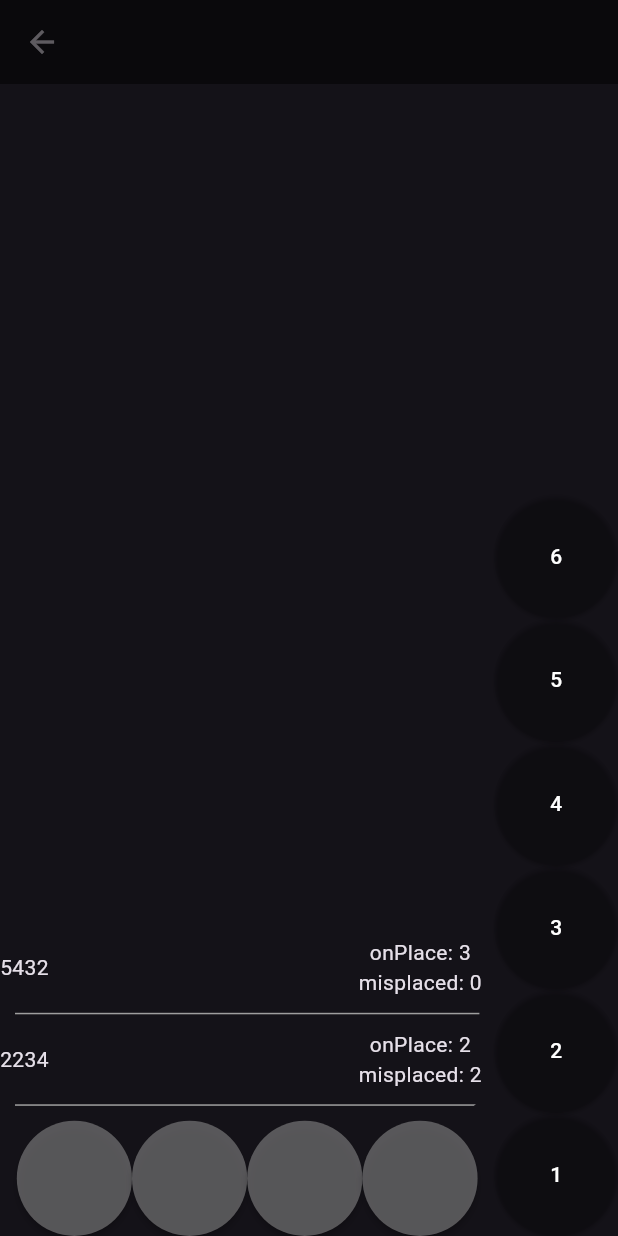
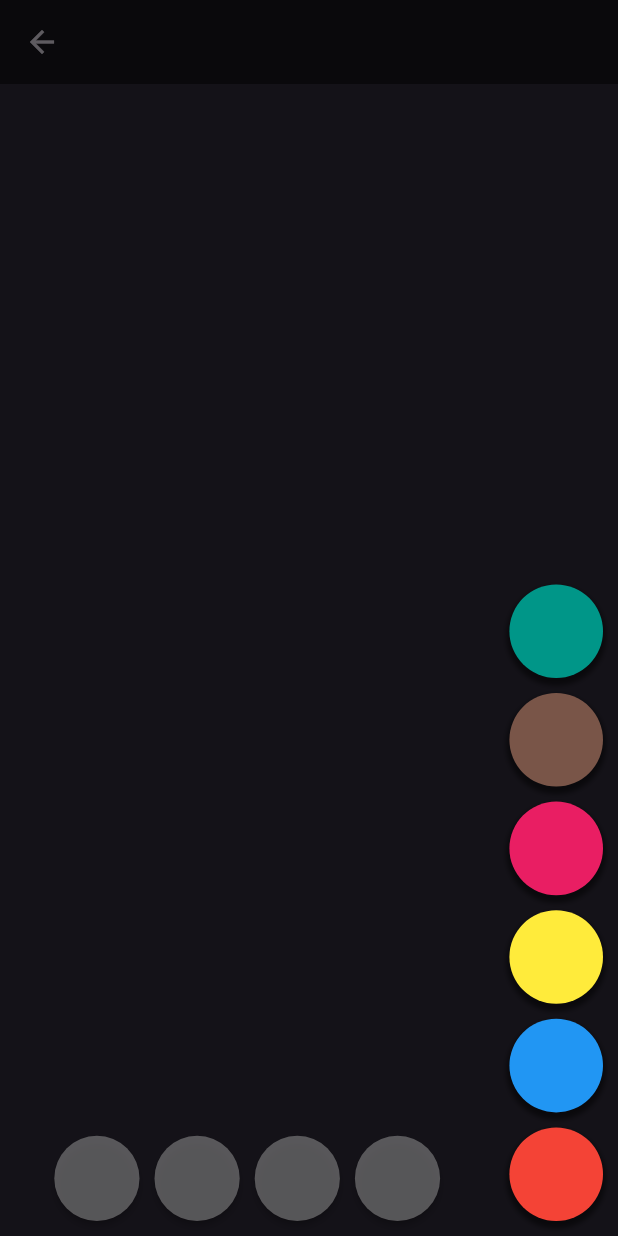
Before and after one commit to brubin25/mastermind-game, a Flutter app: the screen it shows after launch, on a phone screen of 412 x 824 dp. Run offline on Flutter 3.47's test engine with Material 3 defaults, Android fonts, the light colour scheme and no system bars.

Commit message:
basic functions complete, playable
Basic functions are complete, it's playable now.

```diff
--- a/lib/ui/screen/components/key_input.dart
+++ b/lib/ui/screen/components/key_input.dart
@@ -7,7 +7,7 @@ class KeyInput extends StatelessWidget {
   final OnPressFunc onPressed;
   final List<KeyInputType> children;
 
-  KeyInput({Key? key, required this.onPressed, required this.children});
+  const KeyInput({super.key, required this.onPressed, required this.children});
 
   @override
   Widget build(BuildContext context) {
@@ -18,20 +18,52 @@ class KeyInput extends StatelessWidget {
       itemCount: children.length,
       gridDelegate: SliverGridDelegateWithFixedCrossAxisCount(
         crossAxisCount: 1,
+        mainAxisSpacing: 10.0,
       ),
 
       itemBuilder: (BuildContext context, int index) {
         return ElevatedButton(
-          style: ElevatedButton.styleFrom(backgroundColor: Colors.transparent),
+          style: ElevatedButton.styleFrom(
+            backgroundColor: Colors.transparent,
+            shadowColor: Colors.transparent,
+            padding: EdgeInsets.all(0),
+          ),
           onPressed: () {
             onPressed(context, children[index]);
           },
-          child: Text(
-            children[index].value,
-            style: TextStyle(color: Colors.white),
-          ),
+          child: ElementButton(keyInputType: children[index]),
+          // child: Text(
+          //   children[index].value,
+          //   style: TextStyle(color: Colors.white),
+          // ),
         );
       },
     );
   }
 }
+
+class ElementButton extends StatelessWidget {
+  final KeyInputType keyInputType;
+
+  const ElementButton({super.key, required this.keyInputType});
+
+  @override
+  Widget build(BuildContext context) {
+    return Container(
+      width: 100,
+      height: 100,
+      decoration: BoxDecoration(
+        shape: BoxShape.circle,
+        boxShadow: [
+          BoxShadow(
+            color: Colors.black.withOpacity(0.5),
+            spreadRadius: 2,
+            blurRadius: 2,
+            offset: const Offset(0, 3),
+          ),
+        ],
+        color: colors[int.parse(keyInputType.value) - 1],
+      ),
+    );
+  }
+}
--- a/lib/ui/screen/game.dart
+++ b/lib/ui/screen/game.dart
@@ -1,6 +1,7 @@
 import 'package:flutter/material.dart';
 import 'package:mastermind_game/models/game.dart';
 import 'package:mastermind_game/ui/screen/components/key_input.dart';
+import 'dart:math';
 
 typedef OnDeleteFunc = void Function(BuildContext context, int index);
 
@@ -47,9 +48,7 @@ class _GameScreenState extends State<GameScreen> {
 
     buttons = createKeyInputTypeList(6);
     secretCodeLength = 4;
-    input = List.filled(secretCodeLength, null);
-
-    secretCode = generateRandomString(secretCodeLength);
+    handleReset();
   }
 
   @override
@@ -72,7 +71,12 @@ class _GameScreenState extends State<GameScreen> {
       flex: 2,
       child: Column(
         mainAxisAlignment: MainAxisAlignment.end,
-        children: [KeyInput(onPressed: handleOnPressed, children: buttons)],
+        children: [
+          Container(
+            margin: EdgeInsets.all(10.0),
+            child: KeyInput(onPressed: handleOnPressed, children: buttons),
+          ),
+        ],
       ),
     );
   }
@@ -96,18 +100,43 @@ class _GameScreenState extends State<GameScreen> {
           ),
           Expanded(
             flex: gameState == GameState.playing ? 1 : 2,
-            child:
-                (gameState == GameState.playing
-                    ? InputComponent(input: input, onDelete: handleOnDelete)
-                    : WinComponent(answers: answers, onReset: handleReset)),
+            child: Container(
+              padding: EdgeInsets.only(
+                top: 10.0,
+                bottom: 10.0,
+                left: 5.0,
+                right: 5.0,
+              ),
+              child:
+                  (gameState == GameState.playing
+                      ? InputComponent(input: input, onDelete: handleOnDelete)
+                      : WinComponent(answers: answers, onReset: handleReset)),
+            ),
           ),
         ],
       ),
     );
   }
 
-  String generateRandomString(int secretCodeLength) {
-    return '1234'; // Placeholder for the secret code generation logic
+  String generateRandomString(int secretCodeLength, bool repeatNumber) {
+    var list = buttons.map((e) => e.value).toList();
+    // remove duplicates
+    if (!repeatNumber) {
+      list.shuffle();
+      var sc = list.sublist(0, secretCodeLength).join();
+      print('Secret code: $sc');
+      return sc;
+    }
+
+    var random = Random();
+    var sb = StringBuffer();
+
+    for (var i = 0; i < secretCodeLength; i++) {
+      sb.write(list[random.nextInt(list.length)]);
+    }
+
+    print('Secret code: ${sb.toString()}');
+    return sb.toString();
   }
 
   handleOnPressed(BuildContext context, KeyInputType value) {
@@ -172,13 +201,22 @@ class _GameScreenState extends State<GameScreen> {
       input[index] = null;
     });
   }
+
+  handleReset() {
+    setState(() {
+      answers = [];
+      gameState = GameState.playing;
+      input = List.filled(secretCodeLength, null);
+      secretCode = generateRandomString(secretCodeLength, false);
+    });
+  }
 }
 
 class Answers extends StatelessWidget {
-  List<AnswerType> answers;
-  int maxDigits;
-  Answers({Key? key, required this.answers, required this.maxDigits})
-    : super(key: key);
+  final List<AnswerType> answers;
+  final int maxDigits;
+  const Answers({super.key, required this.answers, required this.maxDigits});
+
   @override
   Widget build(BuildContext context) {
     return ListView.builder(
@@ -186,6 +224,8 @@ class Answers extends StatelessWidget {
       itemCount: answers.length,
       itemBuilder: (context, index) {
         var answer = answers[index];
+        var spaceBetween = MediaQuery.of(context).size.height * 0.001;
+        var ratio = maxDigits <= 5 ? 60 : 40;
         return Container(
           margin: const EdgeInsets.only(bottom: 10),
           child: Column(
@@ -193,17 +233,72 @@ class Answers extends StatelessWidget {
               Row(
                 children: [
                   Expanded(
-                    flex: 7,
-                    child: Text(answer.input.map((e) => e.value).join('')),
+                    flex: 8,
+                    child: Row(
+                      mainAxisAlignment: MainAxisAlignment.spaceEvenly,
+                      children:
+                          answers[index].input
+                              .map(
+                                (e) => SizedBox(
+                                  width: spaceBetween * ratio,
+                                  height: spaceBetween * ratio,
+                                  child: ElementButton(keyInputType: e),
+                                ),
+                              )
+                              .toList(),
+                    ),
+                    // child: Text(answer.input.map((e) => e.value).join('')),
                   ),
                   Expanded(
-                    flex: 3,
+                    flex: 2,
                     child: Column(
                       mainAxisAlignment: MainAxisAlignment.spaceEvenly,
                       crossAxisAlignment: CrossAxisAlignment.center,
                       children: [
-                        Text('onPlace: ' + answer.onPlace.toString()),
-                        Text('misplaced: ' + answer.misplaced.toString()),
+                        ...List.generate(2, (rowIndex) {
+                          var maxForRow = maxDigits ~/ 2;
+                          if (maxDigits.isOdd && rowIndex == 0) {
+                            maxForRow++;
+                          }
+                          return Row(
+                            mainAxisAlignment: MainAxisAlignment.spaceEvenly,
+                            children: [
+                              ...List.generate(maxForRow, (columnIndex) {
+                                var number = rowIndex * maxForRow + columnIndex;
+
+                                Color? color;
+                                if (number < answer.onPlace) {
+                                  color = Colors.black;
+                                } else if (number <
+                                    answer.onPlace + answer.misplaced) {
+                                  color = Colors.white;
+                                }
+
+                                return Container(
+                                  width: 14,
+                                  height: 14,
+                                  margin: EdgeInsets.only(top: 5),
+                                  decoration: BoxDecoration(
+                                    shape: BoxShape.circle,
+                                    color:
+                                        color != null
+                                            ? Colors.grey
+                                            : Colors.transparent,
+                                  ),
+                                  child: Container(
+                                    margin: EdgeInsets.all(2),
+                                    decoration: BoxDecoration(
+                                      shape: BoxShape.circle,
+                                      color: color,
+                                    ),
+                                  ),
+                                );
+                              }),
+                            ],
+                          );
+                        }),
+                        // Text('onPlace: ' + answer.onPlace.toString()),
+                        // Text('misplaced: ' + answer.misplaced.toString()),
                       ],
                     ),
                   ),
@@ -226,8 +321,7 @@ class WinComponent extends StatelessWidget {
   final List<AnswerType> answers;
   final Function() onReset;
 
-  WinComponent({Key? key, required this.answers, required this.onReset})
-    : super(key: key);
+  const WinComponent({super.key, required this.answers, required this.onReset});
 
   @override
   Widget build(BuildContext context) {
@@ -252,7 +346,10 @@ class WinComponent extends StatelessWidget {
         ),
         ElevatedButton(
           style: ElevatedButton.styleFrom(
-            padding: EdgeInsets.symmetric(vertical: 20.0, horizontal: 30.0),
+            padding: EdgeInsets.symmetric(horizontal: 30.0, vertical: 20.0),
+            shape: RoundedRectangleBorder(
+              borderRadius: BorderRadius.circular(32.0),
+            ),
           ),
           onPressed: () {
             onReset();
@@ -265,11 +362,14 @@ class WinComponent extends StatelessWidget {
 }
 
 class InputComponent extends StatelessWidget {
-  List<KeyInputType?> input;
+  final List<KeyInputType?> input;
   final OnDeleteFunc onDelete;
 
-  InputComponent({Key? key, required this.input, required this.onDelete})
-    : super(key: key);
+  const InputComponent({
+    super.key,
+    required this.input,
+    required this.onDelete,
+  });
 
   @override
   Widget build(BuildContext context) {
@@ -280,6 +380,8 @@ class InputComponent extends StatelessWidget {
       physics: const NeverScrollableScrollPhysics(),
       gridDelegate: const SliverGridDelegateWithFixedCrossAxisCount(
         crossAxisCount: 1,
+        mainAxisSpacing: 10.0,
+        // crossAxisSpacing: 20.0,
       ),
       itemBuilder: (context, index) {
         return MaterialButton(
@@ -288,7 +390,10 @@ class InputComponent extends StatelessWidget {
           },
           shape: const CircleBorder(),
           color: Colors.grey.withOpacity(0.5),
-          child: input[index] != null ? Text(input[index]!.value) : null,
+          child:
+              input[index] != null
+                  ? ElementButton(keyInputType: input[index]!)
+                  : null,
         );
       },
     );
```
